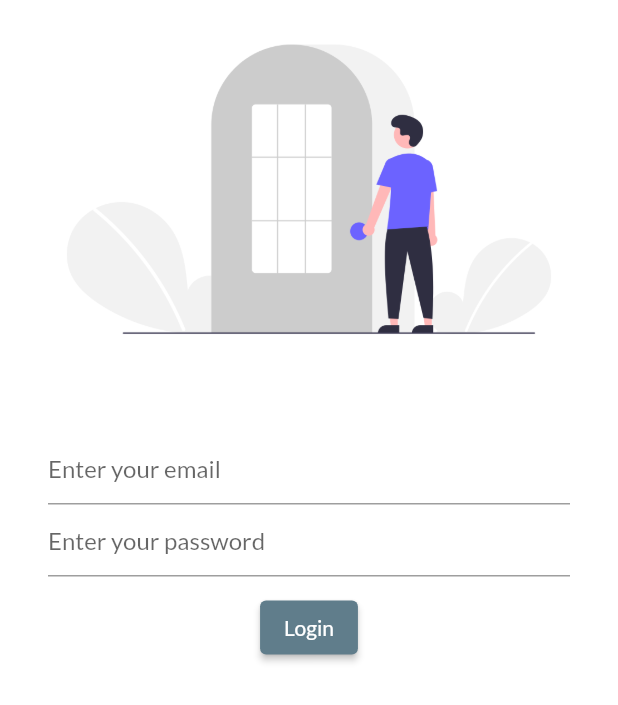
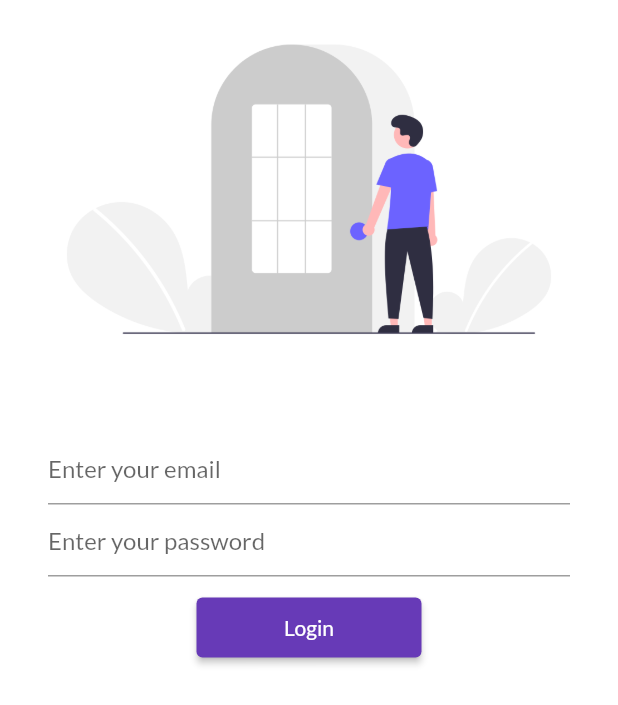
Before and after one commit to FawadAhmed322/30DaysOfFlutter, a Flutter app: the screen it shows after launch, on a phone screen of 412 x 824 dp. Shown: the top 705 px of the screen. Run offline on Flutter 3.47's test engine with Material 2 defaults, Android fonts, the phone set to English and light mode, and no system bars; our stand-ins replace google_fonts.

Commit message:
day 5 completed

```diff
--- a/lib/main.dart
+++ b/lib/main.dart
@@ -1,7 +1,10 @@
 import 'package:flutter/material.dart';
+import 'package:google_fonts/google_fonts.dart';
+
 import 'package:flutter_catalog/screens/home.dart';
 import 'package:flutter_catalog/screens/login.dart';
-import 'package:google_fonts/google_fonts.dart';
+import 'package:flutter_catalog/utils/utils.dart';
+import 'package:flutter_catalog/utils/utils.dart';
 
 void main() => runApp(MyApp());
 
@@ -11,7 +14,7 @@ class MyApp extends StatelessWidget {
     return MaterialApp(
       // themeMode: ThemeMode.dark,
       theme: ThemeData(
-        primarySwatch: Colors.blueGrey,
+        primarySwatch: Colors.deepPurple,
         fontFamily: GoogleFonts.lato().fontFamily,
       ),
       darkTheme: ThemeData(
@@ -19,8 +22,8 @@ class MyApp extends StatelessWidget {
       ),
       routes: {
         '/': (context) => Login(),
-        '/home': (context) => Home(),
-        '/login': (context) => Login(),
+        MyRoutes.homeRoute: (context) => Home(),
+        MyRoutes.loginRoute: (context) => Login(),
       },
     );
   }
--- a/lib/screens/login.dart
+++ b/lib/screens/login.dart
@@ -1,4 +1,5 @@
 import 'package:flutter/material.dart';
+import 'package:flutter_catalog/utils/utils.dart';
 
 class Login extends StatelessWidget {
   @override
@@ -35,10 +36,13 @@ class Login extends StatelessWidget {
                   ),
                   ElevatedButton(
                     child: const Text('Login'),
-                    onPressed: () {},
+                    onPressed: () {
+                      Navigator.pushNamed(context, MyRoutes.homeRoute);
+                    },
                     style: TextButton.styleFrom(
                       primary: Colors.white,
-                      backgroundColor: Colors.blueGrey,
+                      backgroundColor: Colors.deepPurple,
+                      minimumSize: const Size(150, 40),
                     ),
                   ),
                 ],
--- /dev/null
+++ b/lib/utils/utils.dart
@@ -0,0 +1,4 @@
+class MyRoutes {
+  static String loginRoute = '/login';
+  static String homeRoute = '/home';
+}
```
